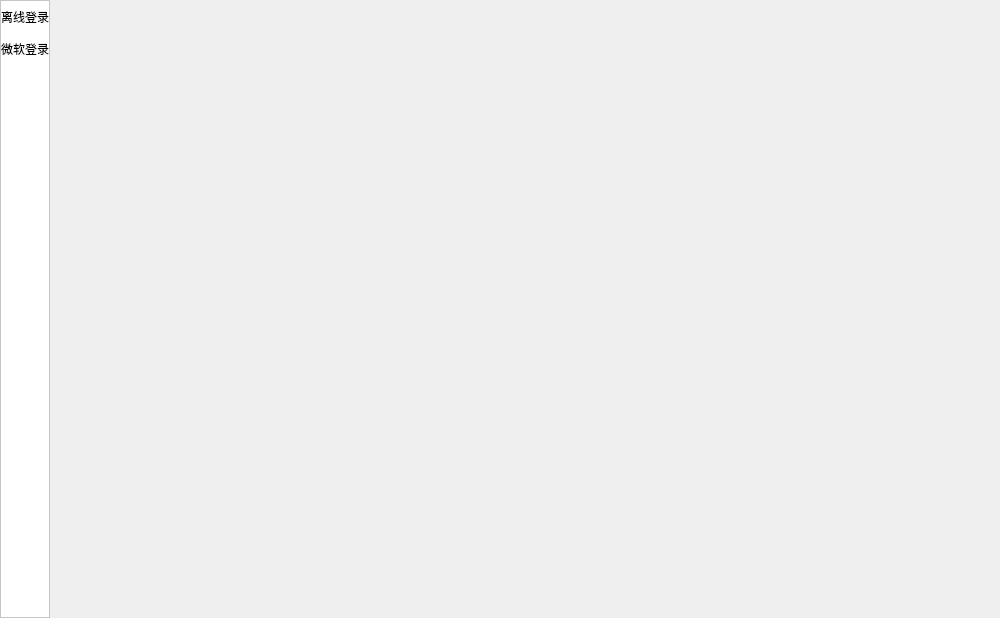
Before: the Qt Designer form FMCL/Functions/CreateUser/CreateUser.ui in 1604042736/FMCL, drawn with Qt 5.
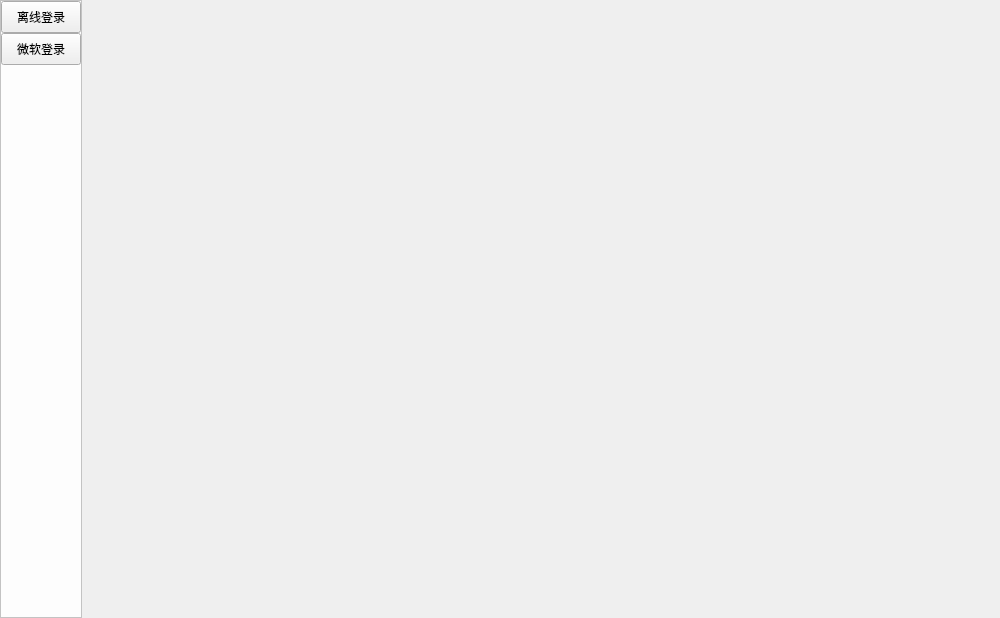
After: the same form once the commit is applied. Custom widgets are drawn as their Qt base class.

Diff of the .ui file:
```diff
--- a/FMCL/Functions/CreateUser/CreateUser.ui
+++ b/FMCL/Functions/CreateUser/CreateUser.ui
@@ -38,17 +38,8 @@
       </size>
      </property>
      <property name="styleSheet">
-      <string notr="true">QPushButton{
-    border:none;
-}
-QPushButton:hover{
-    background-color:rgb(200,200,200);
-}
-QPushButton:checked{
-    border-right:2px solid black;
-}
-QFrame{
-	background-color:rgb(255,255,255);
+      <string notr="true">QFrame{
+	background-color: rgb(253,253,253);
 }</string>
      </property>
      <property name="frameShape">
@@ -132,6 +123,13 @@
    </item>
   </layout>
  </widget>
+ <customwidgets>
+  <customwidget>
+   <class>TransparentTogglePushButton</class>
+   <extends>QPushButton</extends>
+   <header>qfluentwidgets</header>
+  </customwidget>
+ </customwidgets>
  <resources/>
  <connections/>
 </ui>
```
Left out of the diff: 4 changed lines with no effect on the pictures.
